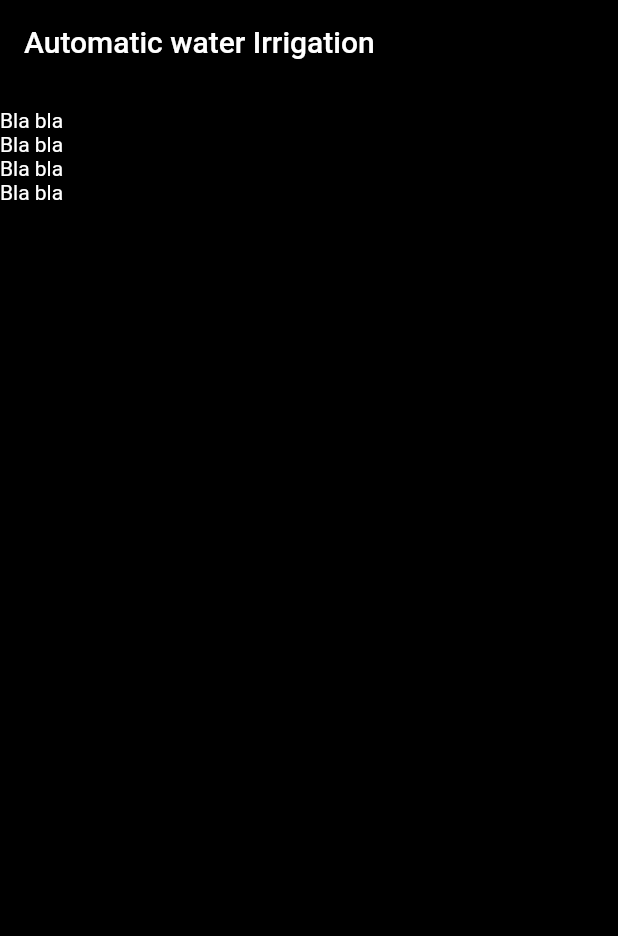
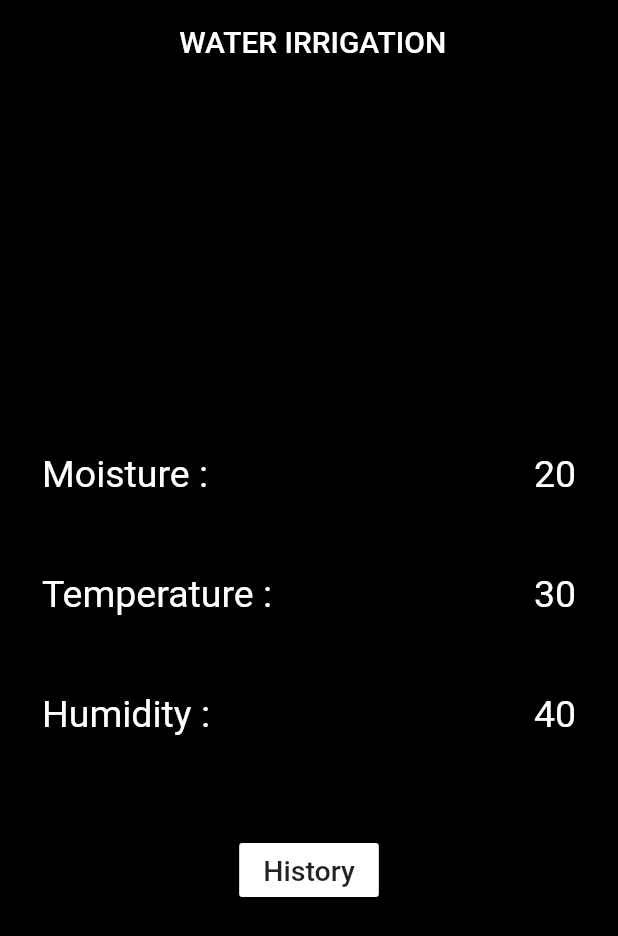
Before and after one commit to sufiyanas/Automatic-smart-water-irrigation, a Flutter app: the screen it shows after launch, on a phone screen of 412 x 824 dp. Shown: the top 936 px of the screen. Run offline on Flutter 3.47's test engine with Material 2 defaults, Android fonts, the light colour scheme and no system bars.

Commit message:
text decoration compleated

```diff
--- a/lib/Home/home.dart
+++ b/lib/Home/home.dart
@@ -8,32 +8,53 @@ class HomeScreen extends StatelessWidget {
     return Scaffold(
       backgroundColor: Colors.black,
       appBar: AppBar(
-        title: const Text("Automatic water Irrigation"),
+        title: const Text(" WATER IRRIGATION"),
+        centerTitle: true,
         backgroundColor: Colors.transparent,
       ),
-      body: const Column(
+      body: Column(
+        mainAxisAlignment: MainAxisAlignment.center,
         children: [
-          Text(
-            "Bla bla",
+          const Customtile(leadingText: "Moisture :", trailingtext: "20"),
+          const Customtile(leadingText: "Temperature :", trailingtext: "30"),
+          const Customtile(leadingText: "Humidity :", trailingtext: "40"),
+          //  const Spacer(),
+          const SizedBox(
+            height: 40,
           ),
-          Text(
-            "Bla bla",
-            style: TextStyle(color: Colors.white),
-          ),
-          Text(
-            "Bla bla",
-            style: TextStyle(color: Colors.white),
-          ),
-          Text(
-            "Bla bla",
-            style: TextStyle(color: Colors.white),
-          ),
-          Text(
-            "Bla bla",
-            style: TextStyle(color: Colors.white),
-          ),
+          MaterialButton(
+            color: Colors.white,
+            onPressed: () {},
+            child: const Text("History", style: const TextStyle(fontSize: 19)),
+          )
         ],
       ),
     );
   }
 }
+
+class Customtile extends StatelessWidget {
+  const Customtile({
+    super.key,
+    required this.leadingText,
+    required this.trailingtext,
+  });
+  final leadingText;
+  final trailingtext;
+  @override
+  Widget build(BuildContext context) {
+    return Padding(
+      padding: const EdgeInsets.all(12),
+      child: ListTile(
+        leading: Text(
+          leadingText,
+          style: const TextStyle(color: Colors.white, fontSize: 25),
+        ),
+        trailing: Text(
+          trailingtext,
+          style: const TextStyle(color: Colors.white, fontSize: 25),
+        ),
+      ),
+    );
+  }
+}
--- a/lib/main.dart
+++ b/lib/main.dart
@@ -10,9 +10,9 @@ class MyApp extends StatelessWidget {
 
   @override
   Widget build(BuildContext context) {
-    return MaterialApp(
+    return const MaterialApp(
       debugShowCheckedModeBanner: false,
-      home: const HomeScreen(),
+      home: HomeScreen(),
     );
   }
 }
```
